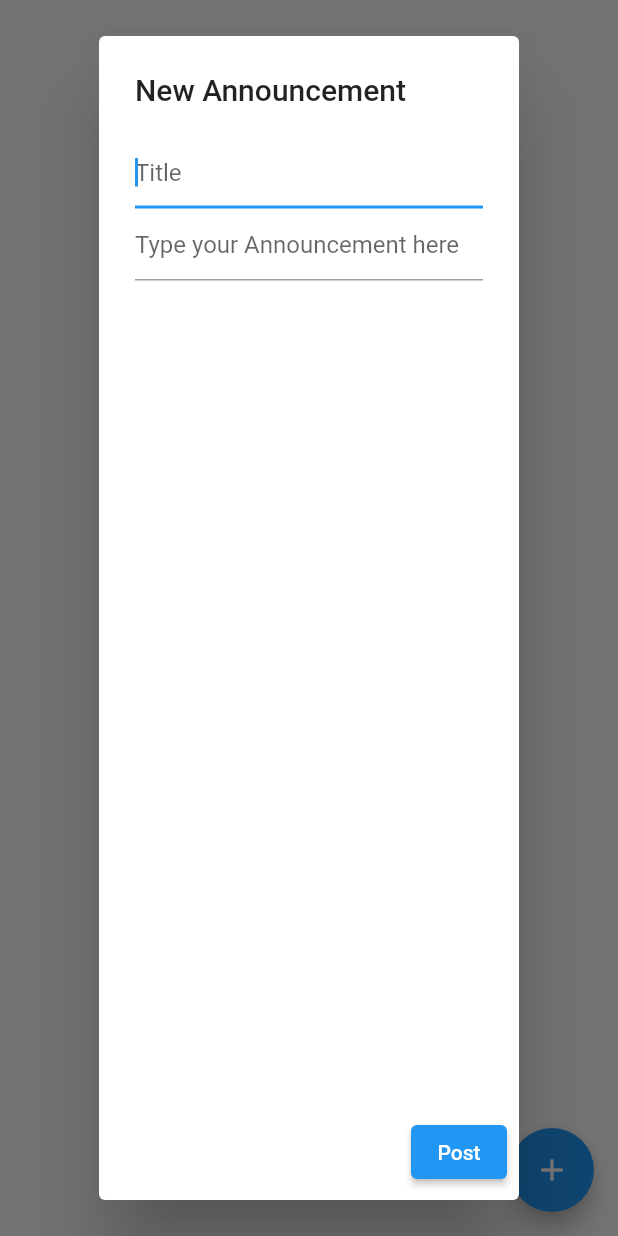
After one commit to sammylina/flutter_school, a Flutter app: the AdminAnnouncement screen opened directly, after a tap on the "add" icon, on a phone screen of 412 x 824 dp. The commit adds this screen. Run offline on Flutter 3.47's test engine with Material 2 defaults, Android fonts, the phone set to English and light mode, and no system bars; our stand-ins replace cloud_firestore, firebase_auth, firebase_core, flutter_secure_storage, get; missing offline and left inert: firestore_search; accounts and stored records are empty; network calls fail.

Commit message:
add announcement features for all users

```diff
--- a/lib/main.dart
+++ b/lib/main.dart
@@ -38,7 +38,7 @@ class MyApp extends StatelessWidget {
         '/parent': (context) => Parent(),
       },
       home: Scaffold(
-				body: AdminPage(),
+				body: Parent(),
       ),
     );
   }
--- a/lib/page/admin.dart
+++ b/lib/page/admin.dart
@@ -1,4 +1,5 @@
 import 'package:flutter/material.dart';
+import 'package:school/page/common/admin_ann_post.dart';
 import 'common/NavBar.dart';
 import 'package:school/page/register/main_register.dart';
 
@@ -44,7 +45,7 @@ class _Admin_pageState extends State<AdminPage> {
         bottom: TabBar(
           tabs: [
             Tab(text: "Register",icon: Icon(Icons.notifications),),
-            Tab(text: "Announce",icon: Icon(Icons.notifications)),
+            Tab(text: "Announcement",icon: Icon(Icons.notifications)),
             Tab(text: "Delete",icon: Icon(Icons.notifications))
           ],
         ),
@@ -52,7 +53,7 @@ class _Admin_pageState extends State<AdminPage> {
       body: TabBarView(
         children: [
           Center(child: Register()),
-          Center(child: Text("FeedBack"),),
+          Center(child: AdminAnnouncement(),),
           Center(child: Text("Result"),)
         ],
       ),
--- a/lib/page/auth.dart
+++ b/lib/page/auth.dart
@@ -1,6 +1,8 @@
 import 'package:firebase_auth/firebase_auth.dart';
 import 'package:cloud_firestore/cloud_firestore.dart';
 import 'dart:math';
+
+import 'package:flutter_secure_storage/flutter_secure_storage.dart';
 
 class FireAuth {
   final FirebaseFirestore db = FirebaseFirestore.instance;
@@ -29,6 +31,7 @@ class FireAuth {
 class CustomAuth {
   Random rand = Random();
   final _chars = 'ABCDEFGHIJKLMNOPRSTUVWXYZabcedfghijklmnopqrstuvwxyz!@123456789';
+  static final storage = new FlutterSecureStorage();
   String generate_password() {
     final password = String.fromCharCodes(Iterable.generate(6, (_) => _chars.codeUnitAt(rand.nextInt(_chars.length))));
     return password;
--- /dev/null
+++ b/lib/page/common/admin_ann_post.dart
@@ -0,0 +1,154 @@
+import 'package:cloud_firestore/cloud_firestore.dart';
+import 'package:flutter/material.dart';
+import 'package:intl/date_symbol_data_local.dart';
+import 'package:intl/intl.dart';
+
+class AdminAnnouncement extends StatefulWidget {
+  const AdminAnnouncement({Key? key}) : super(key: key);
+
+  @override
+  _AdminAnnouncementState createState() => _AdminAnnouncementState();
+}
+
+class _AdminAnnouncementState extends State<AdminAnnouncement> {
+
+  List<Object> _annList = [];
+  late TextEditingController titleCtl = TextEditingController();
+  late TextEditingController contentCtl = TextEditingController();
+
+  @override
+  void initState() {
+    super.initState();
+    initializeDateFormatting();
+  }
+
+  @override
+  void didChangeDependencies() {
+    super.didChangeDependencies();
+    getAnnouncement();
+  }
+  Future getAnnouncement() async {
+    var ann = await FirebaseFirestore
+        .instance
+        .collection('announcements')
+        .get();
+    setState(() {
+      _annList = List.from(ann.docs.map((doc) => Announce.fromSnapshot(doc)));
+      print("fetched data: $_annList");
+    });
+  }
+
+  Future openDialog() => showDialog(
+    context: context,
+    builder: (context) => AlertDialog(
+      title: Text("New Announcement"),
+      content: Column(
+        children: [
+          TextField(
+            autofocus: true,
+            controller: titleCtl,
+            decoration: InputDecoration(
+              hintText: 'Title',
+            ),
+          ),
+          TextField(
+            controller: contentCtl,
+            decoration: InputDecoration(
+                hintText: 'Type your Announcement here '
+            ),
+          ),
+        ],
+      ),
+      actions: [
+        ElevatedButton(onPressed: () {
+          Navigator.of(context).pop();
+          print("title: ${titleCtl.text} content: ${contentCtl.text}");
+          FirebaseFirestore.instance.collection('announcements').add({
+            'title': titleCtl.text,
+            'content': contentCtl.text,
+            'date': "${DateFormat('mm/dd/yyyy').format(DateTime.now())}",
+          }).then((snapshot) {
+            getAnnouncement();
+          });
+
+        }, child: Text("Post")),
+      ],
+    )
+  );
+
+  @override
+  Widget build(BuildContext context) {
+    print("in the build");
+    return Scaffold(
+      floatingActionButton: FloatingActionButton(
+        child: const Icon(Icons.add),
+        onPressed: () {
+          openDialog();
+        },
+      ),
+      body: SafeArea(
+        child: ListView.builder(
+          itemCount: _annList.length,
+          itemBuilder: (context, index) {
+            return AnnList(_annList[index] as Announce);
+          },
+        ),
+      ),
+    );
+
+  }
+}
+
+class Announce {
+  String? title;
+  String? date;
+  String? content;
+  Announce();
+
+  Map<String, dynamic> toJson() => {'title': title, 'content': content, 'date': date};
+  Announce.fromSnapshot(snapshot)
+      : title = snapshot.data()['title'],
+        content = snapshot.data()['content'],
+        date = snapshot.data()['date'];
+}
+
+class AnnList extends StatelessWidget {
+  final Announce _ann;
+  AnnList(this._ann);
+
+  @override
+  Widget build(BuildContext context) {
+    return Container(
+        child: Card(
+          child: Padding(
+            padding: const EdgeInsets.all(12),
+            child: Column(
+              children: [
+                Row(
+                  children: [
+                    Text('${_ann.title}', style: TextStyle(
+                        fontWeight: FontWeight.bold,
+                        fontSize: 18
+                    )),
+                    Spacer(),
+                    Text(
+                      '${_ann.date}',
+                    ),
+                  ],
+                ),
+                Row(
+                  children: [
+                    Padding(
+                        padding: EdgeInsets.symmetric(vertical: 5),
+                        child: Text('${_ann.content}')
+                    ),
+                  ],
+                ),
+                Row(),
+              ],
+            ),
+          ),
+        )
+    );
+  }
+}
--- a/lib/page/encoder.dart
+++ b/lib/page/encoder.dart
@@ -1,6 +1,8 @@
 import 'package:flutter/material.dart';
 import 'common/NavBar.dart';
 import 'package:cloud_firestore/cloud_firestore.dart';
+
+import 'common/announcement.dart';
 
 class Encoder extends StatefulWidget {
   const Encoder({Key? key}) : super(key: key);
@@ -20,7 +22,7 @@ class _EncoderState extends State<Encoder> {
             title: Text("Data Encoder"),
             bottom: TabBar(
              tabs: [
-              Tab(text: "Register",icon: Icon(Icons.notifications),), Tab(text: "Annaounce",icon: Icon(Icons.notifications)),
+              Tab(text: "Register",icon: Icon(Icons.notifications),), Tab(text: "Announcement",icon: Icon(Icons.notifications)),
              ],
             ),
         ),
@@ -34,7 +36,7 @@ class _EncoderState extends State<Encoder> {
           child: TabBarView(
             children: [
               Center(child: RegisterStudent(),),
-              Center(child: Text("Post"),)
+              Center(child: Announcement(),)
             ],
           ),
         ),
--- a/lib/page/parent.dart
+++ b/lib/page/parent.dart
@@ -2,6 +2,7 @@
 import 'package:flutter/material.dart';
 
 import 'common/NavBar.dart';
+import 'common/announcement.dart';
 
 class Parent extends StatefulWidget {
   const Parent({Key? key}) : super(key: key);
@@ -21,7 +22,7 @@ class _ParentState extends State<Parent> {
           title: Text("Parent"),
           bottom: TabBar(
             tabs: [
-              Tab(text: "Annaounce",icon: Icon(Icons.notifications),), Tab(text: "Feedback",icon: Icon(Icons.notifications)), Tab(text: "Result",icon: Icon(Icons.notifications)),
+              Tab(text: "Announcement",icon: Icon(Icons.notifications),), Tab(text: "Feedback",icon: Icon(Icons.notifications)), Tab(text: "Result",icon: Icon(Icons.notifications)),
             ],
           ),
         ),
@@ -34,7 +35,7 @@ class _ParentState extends State<Parent> {
           padding: const EdgeInsets.symmetric(vertical: 30.0, horizontal: 20),
           child: TabBarView(
             children: [
-              Center(child: Text("Annaounce"),),
+              Center(child: Announcement(),),
               Center(child: Text("Feedback"),),
               Center(child: Text("Result"),)
             ],
--- a/lib/page/teacher.dart
+++ b/lib/page/teacher.dart
@@ -2,8 +2,10 @@
 import 'package:flutter/material.dart';
 import 'package:flutter/widgets.dart';
 import 'package:school/page/result/result.dart';
+import 'package:school/page/result/resultForTeacher.dart';
 
 import 'common/NavBar.dart';
+import 'common/announcement.dart';
 
 class Teacher extends StatefulWidget {
   const Teacher({Key? key}) : super(key: key);
@@ -37,8 +39,8 @@ class _TeacherState extends State<Teacher> {
           child: TabBarView(
             children: [
               Center(child: Result(),),
-              Center(child: Text("Annaounce"),),
-              Center(child: Text("Feedback"),)
+              Center(child: Announcement()),
+              Center(child: TeacherResult(),)
             ],
           ),
         ),
--- a/pubspec.yaml
+++ b/pubspec.yaml
@@ -40,6 +40,7 @@ dependencies:
   random_password_generator: ^0.2.1
   cloud_firestore: ^3.1.17
   shared_preferences: ^2.0.15
+  flutter_secure_storage: ^5.0.2
 
 dev_dependencies:
   flutter_test:
```
Also changed, not shown: lib/page/common/announcement.dart (added, +100 -0 lines), lib/page/login.dart (+14 -4 lines), lib/page/result/resultForTeacher.dart (added, +22 -0 lines), pubspec.lock, 2 other files.
